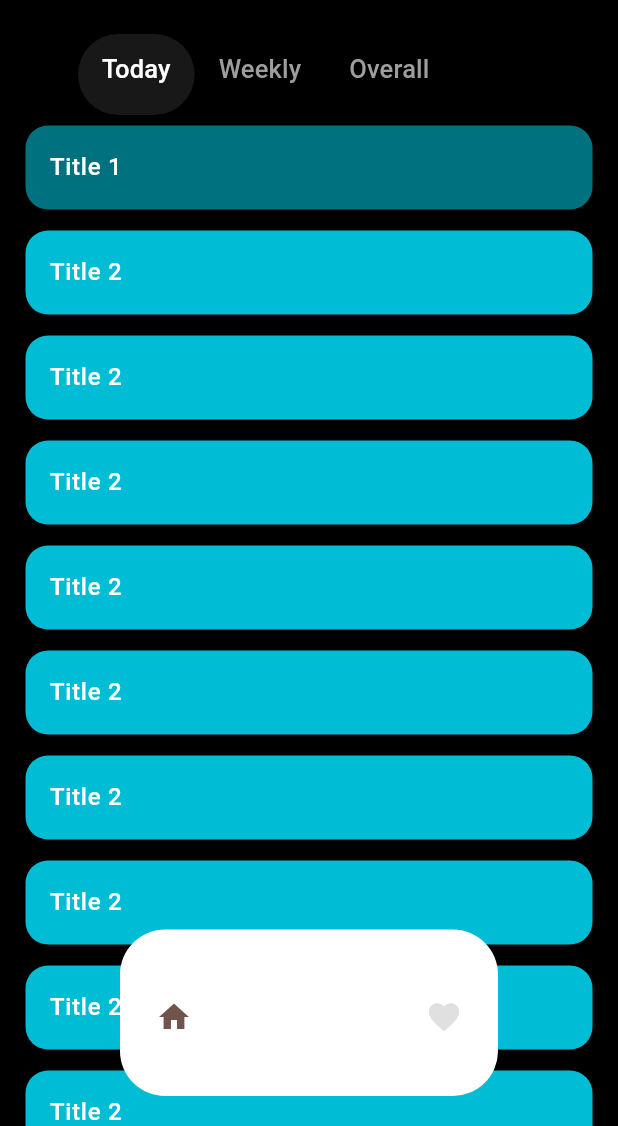
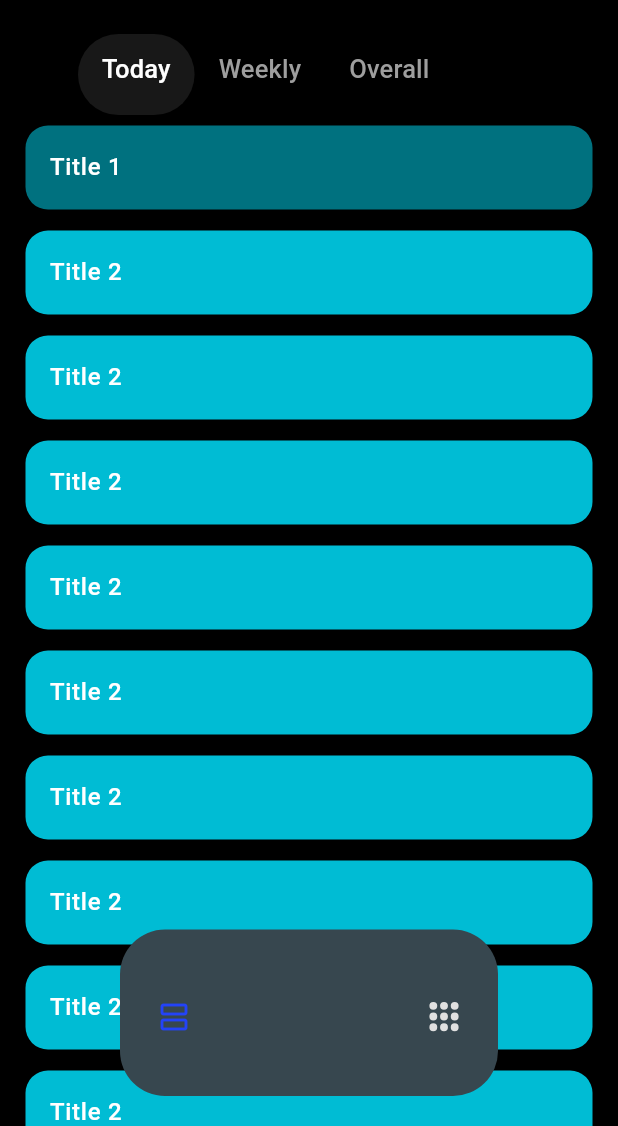
Before and after one commit to sanjay123-321/Habit, a Flutter app: the screen it shows after launch, on a phone screen of 412 x 824 dp, the part 110-1236 px from its top. Run offline on Flutter 3.47's test engine with Material 3 defaults, Android fonts, the phone set to English and light mode, and no system bars; drawn by our look-alikes of dot_navigation_bar; our stand-ins replace flutter_bloc, ionicons.

Commit message:
UI: selected color changed in btm nav bar

```diff
--- a/lib/widgets/home_bottom_navigator.dart
+++ b/lib/widgets/home_bottom_navigator.dart
@@ -22,25 +22,23 @@ class _HomeBottomNavigatorState extends State<HomeBottomNavigator>
     return SizedBox(
       height: 151,
       child: DotNavigationBar(
+        backgroundColor: Colors.blueGrey[800],
         enableFloatingNavBar: true,
-        enablePaddingAnimation: true,
+        // enablePaddingAnimation: true,
         // margin: EdgeInsets.only(left: 10, right: 10),
         currentIndex: _SelectedTab.values.indexOf(_selectedTab),
-        dotIndicatorColor: Colors.white,
+        dotIndicatorColor: Colors.transparent,
         unselectedItemColor: Colors.grey[300],
         splashBorderRadius: 30,
         onTap: _handleIndexChanged,
         items: [
-          /// Home
           DotNavigationBarItem(
-            icon: Icon(Icons.home),
-            selectedColor: Color(0xff73544C),
+            icon: Icon(Icons.view_agenda_outlined),
+            selectedColor: themeBlueColor,
           ),
-
-          /// Likes
           DotNavigationBarItem(
-            icon: Icon(Icons.favorite),
-            selectedColor: Color(0xff73544C),
+            icon: Icon(Ionicons.apps),
+            selectedColor: themeBlueColor,
           ),
         ],
       ),
```
